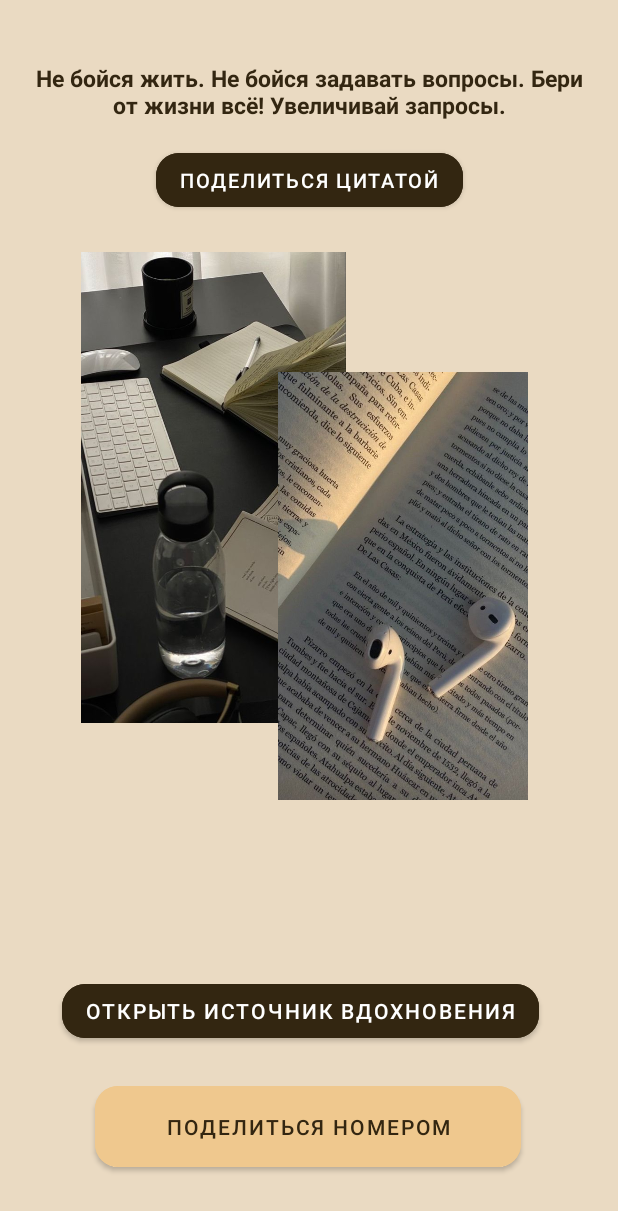
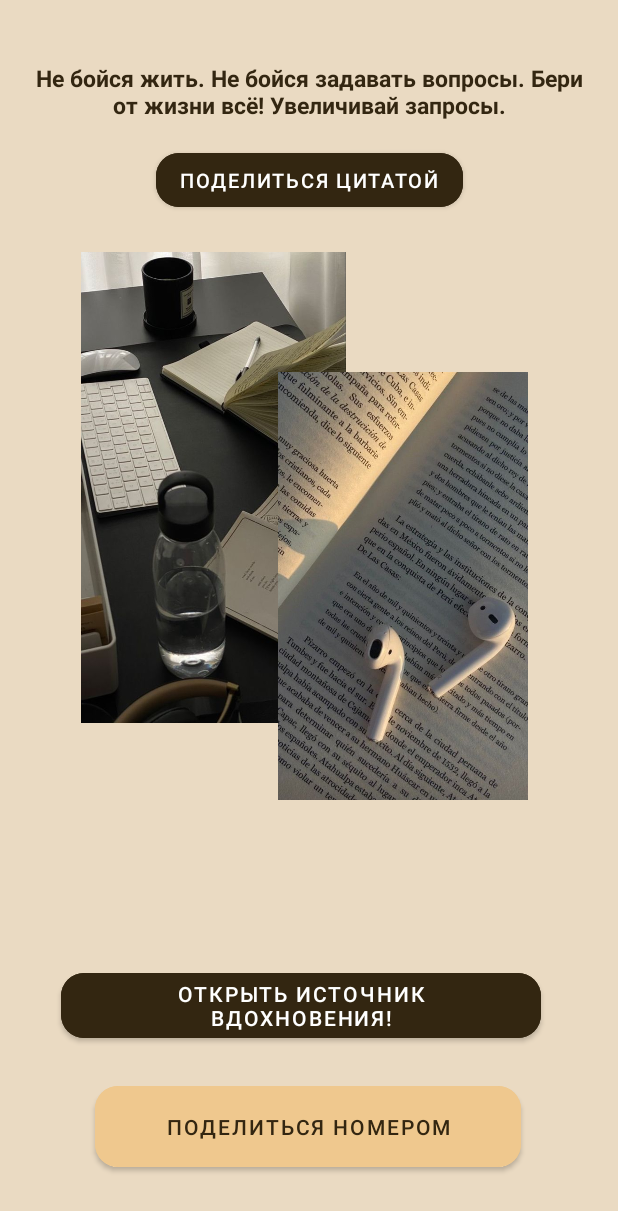
Before and after one commit to Iluyza/AndroidHomeworks, an Android app: the screen it shows after launch (MainActivity), on a phone screen of 412 x 824 dp. Shown: the top 1211 px of the screen. Run offline under Robolectric (Android 15) with nearby library versions, the phone set to English and light mode, and no system bars.

Commit message:
added a new text

```diff
--- a/app/src/main/res/values/strings.xml
+++ b/app/src/main/res/values/strings.xml
@@ -2,6 +2,6 @@
     <string name="app_name">AHW02</string>
     <string name="tv_motivation">Не бойся жить. Не бойся задавать вопросы. Бери от жизни всё! Увеличивай запросы.</string>
     <string name="btn_open_in_internet">поделиться номером</string>
-    <string name="btn_instruction">открыть источник вдохновения</string>
+    <string name="btn_instruction">открыть источник вдохновения!</string>
     <string name="btn_share_text">поделиться цитатой</string>
 </resources>
```
